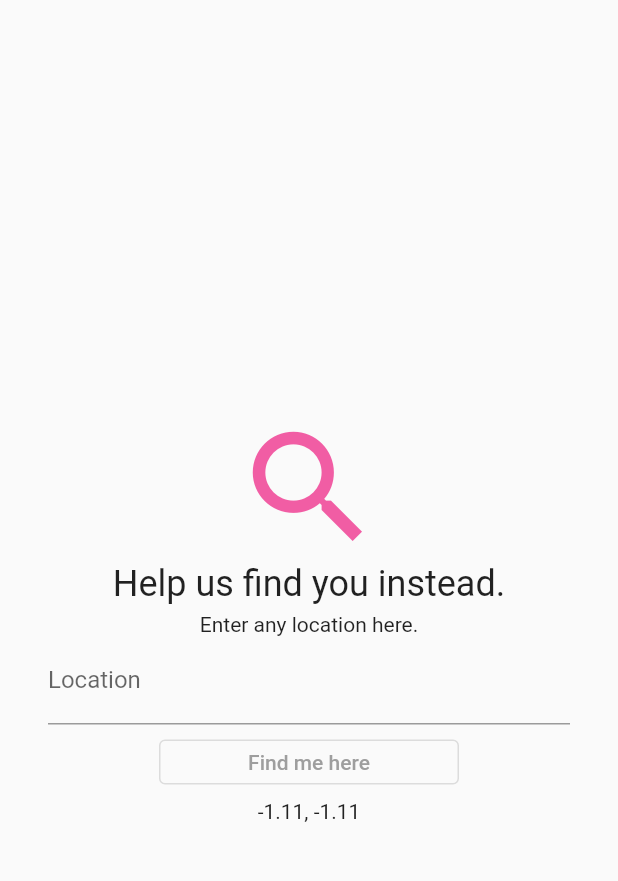
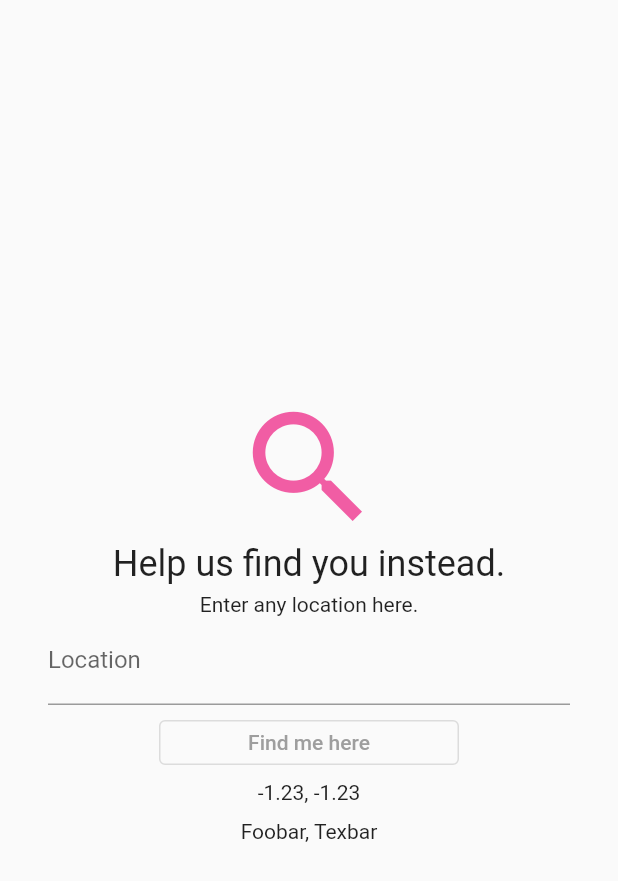
Before and after one commit to guava-food/guava-front, a Flutter app: the GeocodePage screen opened by its route, after a tap on "Find me here", on a phone screen of 412 x 824 dp. Shown: the top 881 px of the screen. Run offline on Flutter 3.47's test engine with Material 2 defaults, Android fonts, the phone set to English and light mode, and no system bars; our stand-ins replace geocoding, geolocator; network calls fail.

```diff
--- /dev/null
+++ b/lib/data_files/gua_globals.dart
@@ -0,0 +1,9 @@
+library gua_globals;
+
+double gpsLatitude = -1.23;
+double gpsLongitude = -1.23;
+String countryName = "Mexico";
+String cityName = "Foobar";
+String stateName = "Texbar";
+
+String everything = "test";
--- a/lib/geocode.dart
+++ b/lib/geocode.dart
@@ -1,5 +1,7 @@
 import 'package:flutter/material.dart';
 import 'package:geocoding/geocoding.dart';
+import 'data_files/gua_globals.dart' as gua_globals;
+import 'confirm_location.dart';
 
 class GeocodePage extends StatefulWidget {
   const GeocodePage({Key? key, required this.title}) : super(key: key);
@@ -11,19 +13,27 @@ class GeocodePage extends StatefulWidget {
 }
 
 class _GeocodePageState extends State<GeocodePage> {
-  double gpsLatitude = -1.11;
-  double gpsLongitude = -1.11;
   final myController = TextEditingController();
 
   void _savelocation() async {
     String formText = myController.text.toString();
 
     List<Location> locations = await locationFromAddress(formText);
-    setState(() {
-      gpsLatitude = locations[0].latitude.toDouble();
-      gpsLongitude = locations[0].longitude.toDouble();
-    });
+    gua_globals.gpsLatitude = locations[0].latitude.toDouble();
+    gua_globals.gpsLongitude = locations[0].longitude.toDouble();
+
+    List<Placemark> placemarks = await placemarkFromCoordinates(
+        gua_globals.gpsLatitude, gua_globals.gpsLongitude);
+    gua_globals.cityName = placemarks[0].locality.toString();
+    gua_globals.stateName = placemarks[0].administrativeArea.toString();
+    gua_globals.countryName = placemarks[0].country.toString();
+    gua_globals.everything = placemarks[0].toString();
+
+    setState(() {});
+    locationConfirmDialog(context);
   }
+
+  void _formatLatLong() async {}
 
   @override
   Widget build(BuildContext context) {
@@ -65,12 +75,17 @@ class _GeocodePageState extends State<GeocodePage> {
               child: OutlinedButton(
                 onPressed: () {
                   _savelocation();
+                  _formatLatLong();
                 },
                 child: const Text('Find me here'),
               ),
             ),
             const SizedBox(height: 10),
-            Text(gpsLatitude.toString() + ", " + gpsLongitude.toString()),
+            Text(gua_globals.gpsLatitude.toString() +
+                ", " +
+                gua_globals.gpsLongitude.toString()),
+            const SizedBox(height: 10),
+            Text(gua_globals.cityName + ", " + gua_globals.stateName),
           ],
         ),
       )),
--- a/lib/main.dart
+++ b/lib/main.dart
@@ -2,6 +2,7 @@ import 'package:flutter/material.dart';
 import 'package:guava_frontend/stepper.dart';
 import 'location.dart';
 import 'geocode.dart';
+import 'data_files/gua_globals.dart' as gua_globals;
 
 void main() {
   runApp(const MyApp());
```
Also changed, not shown: lib/confirm_location.dart (added, +44 -0 lines), lib/location.dart (+7 -5 lines), lib/stepper.dart (+7 -19 lines).
